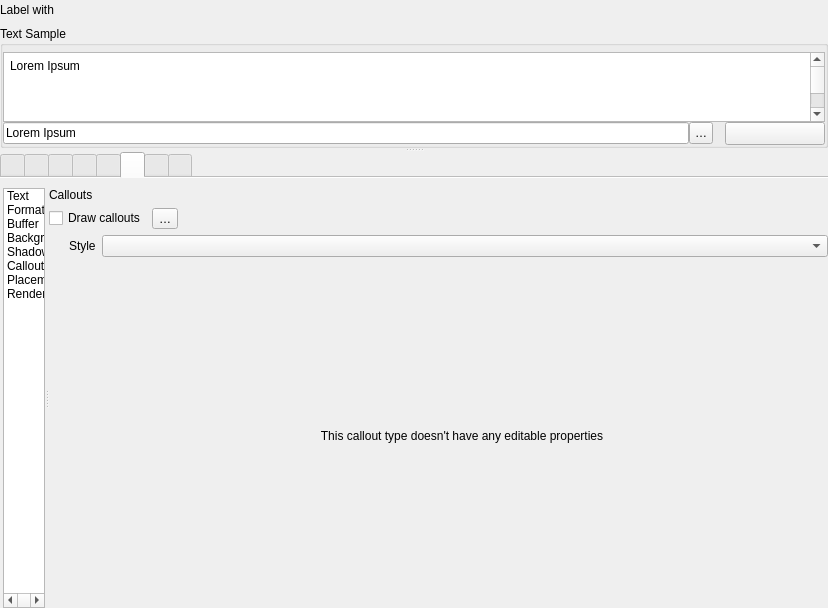
The window that src/ui/qgstextformatwidgetbase.ui (qgis/QGIS) describes before a commit, drawn with Qt 5.
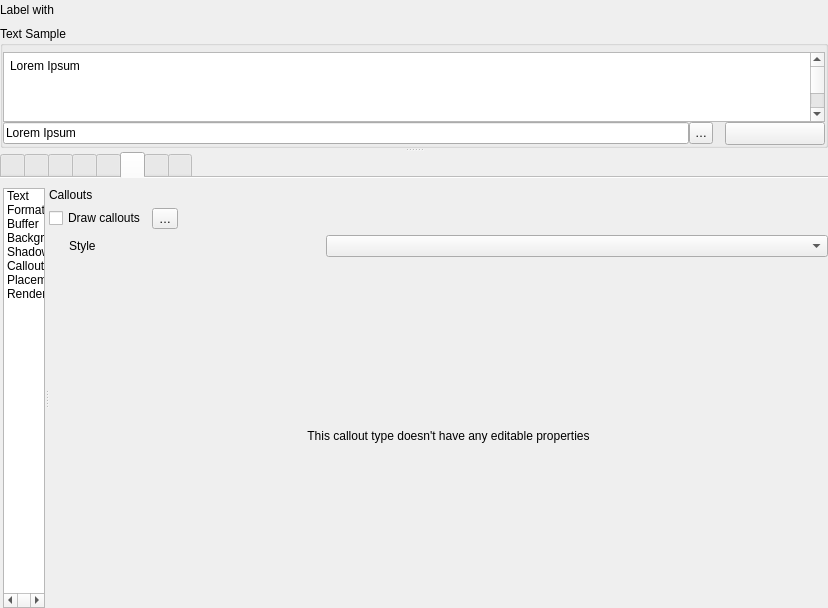
The same window after the commit. The open tabs and pages were chosen to show the change. Icons and pictures are not drawn. Custom widgets are drawn as their Qt base class.

Commit message: Minor tweaks to labeling widget

```diff
--- a/src/ui/qgstextformatwidgetbase.ui
+++ b/src/ui/qgstextformatwidgetbase.ui
@@ -3688,7 +3688,7 @@
                             </property>
                            </widget>
                           </item>
-                          <item row="1" column="1">
+                          <item row="1" column="0" colspan="3">
                            <widget class="QStackedWidget" name="mCalloutStackedWidget">
                             <widget class="QWidget" name="pageDummy">
                              <layout class="QVBoxLayout" name="verticalLayout_19">
```
Left out of the diff: 2 changed lines with no effect on the pictures.
